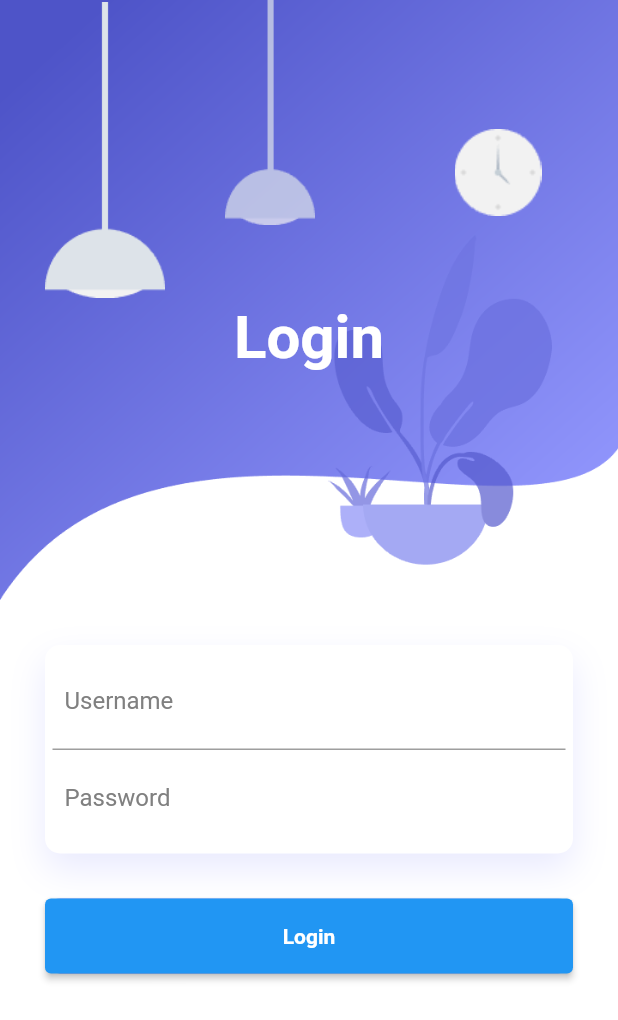
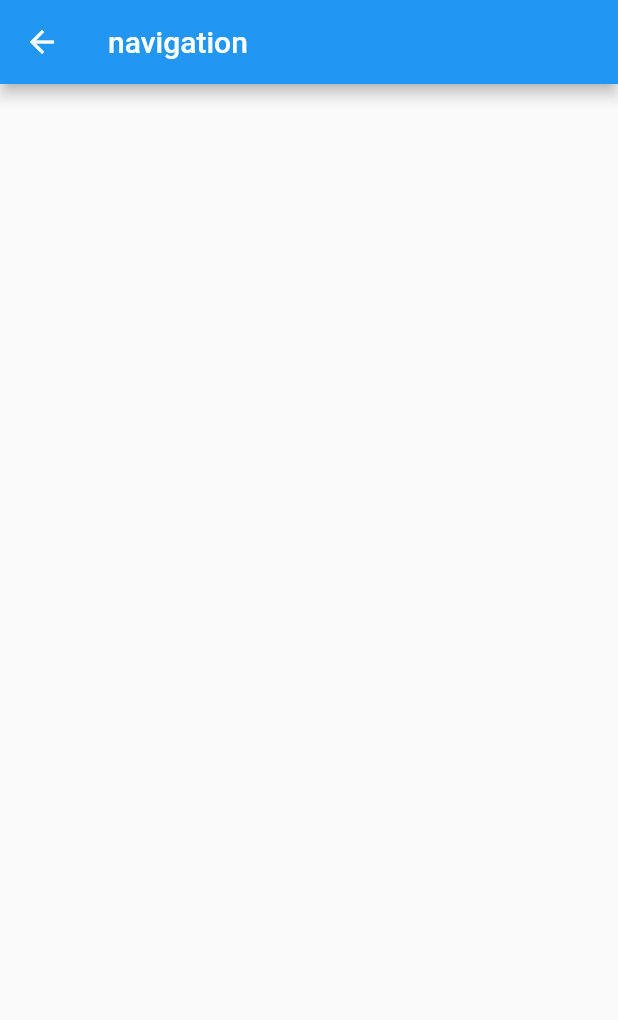
Before and after one commit to MajuSetiaJadiSiregar/understand-template, a Flutter app: the screen it shows after launch, after a tap on "Login", on a phone screen of 412 x 824 dp. Shown: the top 1020 px of the screen. Run offline on Flutter 3.47's test engine with Material 2 defaults, Android fonts, the phone set to English and light mode, and no system bars; our stand-ins replace get.

Commit message:
'add-controller-login-page'

```diff
--- a/lib/controllers/controller.dart
+++ b/lib/controllers/controller.dart
@@ -0,0 +1,4 @@
+import 'package:get/get.dart';
+import 'package:refactor_template/pages/page.dart';
+
+part 'login_page_controller.dart';
--- a/lib/main.dart
+++ b/lib/main.dart
@@ -1,4 +1,5 @@
 import 'package:flutter/material.dart';
+import 'package:get/get.dart';
 import 'package:refactor_template/pages/page.dart';
 
 void main() {
@@ -11,7 +12,7 @@ class MyApp extends StatelessWidget {
   // This widget is the root of your application.
   @override
   Widget build(BuildContext context) {
-    return MaterialApp(
+    return GetMaterialApp(
       debugShowCheckedModeBanner: false,
       title: 'Flutter Demo',
       theme: ThemeData(
@@ -27,7 +28,7 @@ class MyApp extends StatelessWidget {
         primarySwatch: Colors.blue,
       ),
       // home: const MyHomePage(title: 'Flutter Demo Home Page'),
-      home: const LoginPage(),
+      home: LoginPage(),
     );
   }
 }
--- a/lib/pages/login_page.dart
+++ b/lib/pages/login_page.dart
@@ -1,7 +1,8 @@
 part of 'page.dart';
 
 class LoginPage extends Pages {
-  const LoginPage({Key? key}) : super(key: key);
+  final LoginPageController loginPageController = Get.put(LoginPageController());
+  LoginPage({Key? key}) : super(key: key);
 
   @override
   Widget build(BuildContext context) {
@@ -137,7 +138,9 @@ class LoginPage extends Pages {
                             )
                         ),
                         child: CustomButton.buttonElevatedButton(
-                          eventButton: (){print('event');},
+                          eventButton: (){
+                            loginPageController.goToPage();
+                          },
                           titleButton: Center(
                             child: Text(
                               "Login",
--- /dev/null
+++ b/lib/pages/navigation_home_page.dart
@@ -0,0 +1,11 @@
+part of 'page.dart';
+
+class NavigationHomePage extends Pages {
+  @override
+  Widget build(BuildContext context)
+  {
+    return Scaffold(
+      appBar: AppBar(title: Text('navigation'),),
+    );
+  }
+}
--- a/lib/pages/page.dart
+++ b/lib/pages/page.dart
@@ -1,6 +1,9 @@
 import 'package:flutter/material.dart';
+import 'package:get/get.dart';
+import 'package:refactor_template/controllers/controller.dart';
 import 'package:refactor_template/pages/abstract_page.dart';
 import 'package:refactor_template/utils/util.dart';
 import 'package:refactor_template/widgets/widget.dart';
 
 part 'login_page.dart';
+part 'navigation_home_page.dart';
```
Also changed, not shown: lib/controllers/login_page_controller.dart (added, +13 -0 lines).
